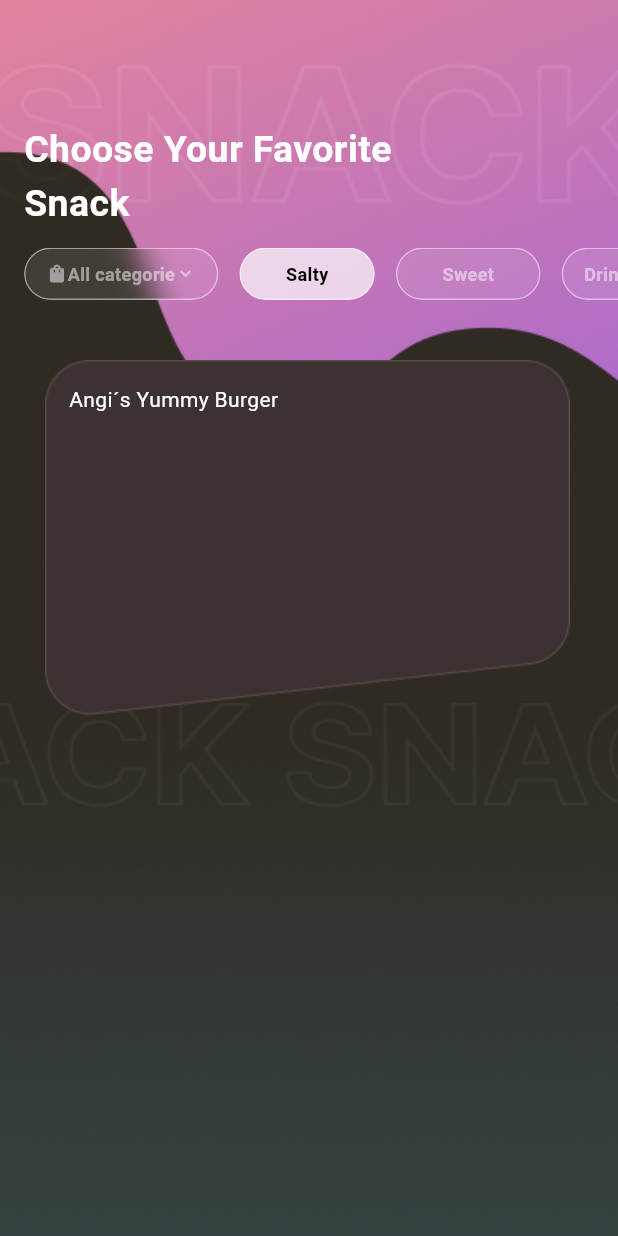
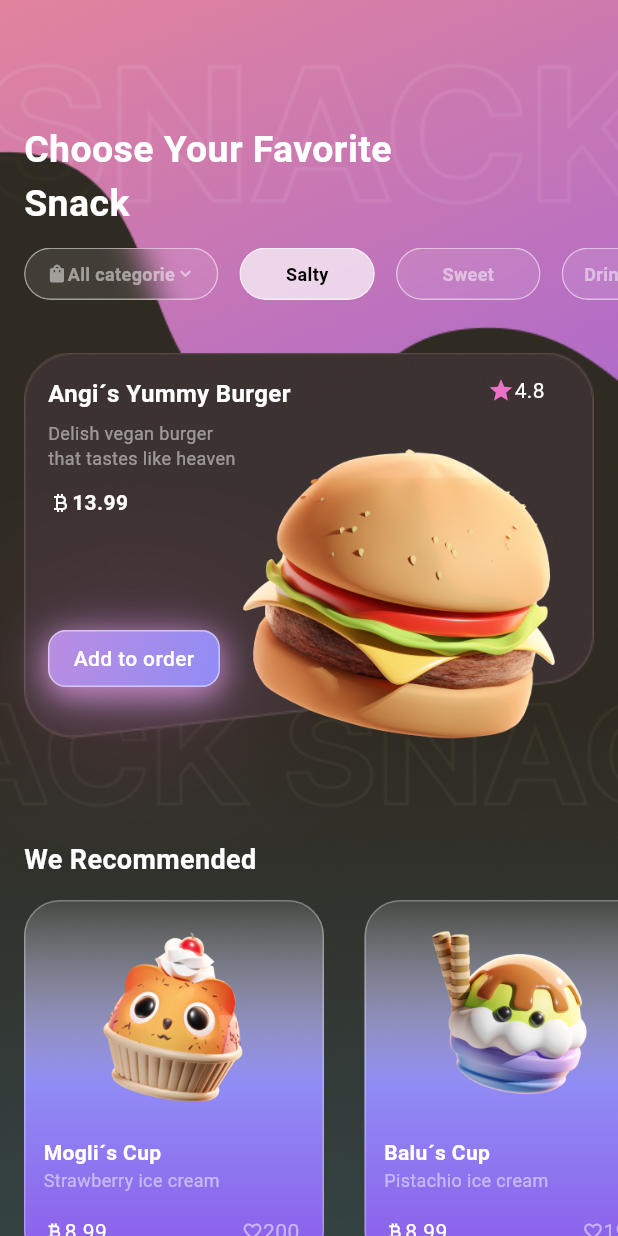
Before and after one commit to Nightmare240219871987/jp_app, a Flutter app: the screen it shows after launch, after a tap on "Order Now", on a phone screen of 412 x 824 dp. Run offline on Flutter 3.47's test engine with Material 3 defaults, Android fonts, the phone set to English and light mode, and no system bars.

Commit message:
Page 1 and 2 finished

```diff
--- a/lib/app_home.dart
+++ b/lib/app_home.dart
@@ -1,5 +1,4 @@
 import 'package:flutter/material.dart';
-//import 'package:jp_app/features/home_screen/presentation/home_screen.dart';
 import 'package:jp_app/features/start_screen/presentation/start_screen.dart';
 
 class MainApp extends StatelessWidget {
@@ -10,7 +9,7 @@ class MainApp extends StatelessWidget {
     return const MaterialApp(
       debugShowCheckedModeBanner: false,
       title: "JP App",
-      home: StartScreen(), //TODO: HomeScreen mit StartScreen austauschen
+      home: StartScreen(),
     );
   }
 }
--- /dev/null
+++ b/lib/features/home_screen/domain/violet_button.dart
@@ -0,0 +1,48 @@
+import 'package:flutter/material.dart';
+
+class VioletButton extends StatelessWidget {
+  final String content;
+  const VioletButton({super.key, required this.content});
+
+  @override
+  Widget build(BuildContext context) {
+    return GestureDetector(
+      onTap: () {},
+      child: Container(
+        decoration: BoxDecoration(
+          gradient: LinearGradient(
+            colors: [Color(0xFF908CF5), Color(0xFFBB8DE1)],
+            begin: Alignment.bottomRight,
+            end: Alignment.topLeft,
+          ),
+          border: BoxBorder.all(color: Colors.white.withValues(alpha: 0.5)),
+          borderRadius: BorderRadius.circular(12),
+          boxShadow: [
+            BoxShadow(
+              color: Color(0xFF9375B6).withValues(alpha: 1),
+              offset: Offset(0, 5),
+              blurRadius: 24,
+            ),
+            BoxShadow(
+              color: Color(0xFFFFACE4).withValues(alpha: 0.5),
+              offset: Offset(0, 5),
+              blurRadius: 15,
+            ),
+            BoxShadow(
+              color: Color(0xFFEA71C5).withValues(alpha: 0.5),
+              offset: Offset(0, 15),
+              blurRadius: 90,
+            ),
+          ],
+        ),
+        child: Padding(
+          padding: EdgeInsetsGeometry.symmetric(horizontal: 16, vertical: 8.0),
+          child: Text(
+            content,
+            style: TextStyle(color: Colors.white, fontWeight: FontWeight.w500),
+          ),
+        ),
+      ),
+    );
+  }
+}
--- /dev/null
+++ b/lib/features/home_screen/domain/violet_card.dart
@@ -0,0 +1,102 @@
+import 'package:flutter/material.dart';
+
+// ignore: must_be_immutable
+class VioletCard extends StatelessWidget {
+  Image image;
+  String title;
+  String content;
+  double price;
+  int likeCount;
+
+  VioletCard({
+    super.key,
+    required this.image,
+    required this.title,
+    required this.content,
+    required this.price,
+    required this.likeCount,
+  });
+
+  @override
+  Widget build(BuildContext context) {
+    return Container(
+      width: 200,
+      decoration: BoxDecoration(
+        gradient: LinearGradient(
+          colors: [
+            Colors.white.withValues(alpha: 0.1),
+            Color(0xFF908CF5),
+            Color(0xFF8C5BEA),
+          ],
+          begin: Alignment.topCenter,
+          end: Alignment.bottomCenter,
+        ),
+        borderRadius: BorderRadius.circular(24),
+        border: BoxBorder.all(color: Colors.white.withValues(alpha: 0.3)),
+      ),
+      child: Padding(
+        padding: const EdgeInsets.all(12.0),
+        child: Column(
+          crossAxisAlignment: CrossAxisAlignment.start,
+          children: [
+            Center(child: image),
+            Padding(
+              padding: const EdgeInsets.only(top: 16),
+              child: Text(
+                title,
+                style: TextStyle(
+                  color: Colors.white,
+                  fontWeight: FontWeight.bold,
+                ),
+                textAlign: TextAlign.left,
+              ),
+            ),
+            Text(
+              content,
+              style: TextStyle(
+                color: Colors.white.withValues(alpha: 0.5),
+                fontSize: 12,
+              ),
+            ),
+            Padding(
+              padding: const EdgeInsets.only(top: 16.0),
+              child: Row(
+                spacing: 90,
+                children: [
+                  Row(
+                    children: [
+                      Icon(
+                        Icons.currency_bitcoin,
+                        color: Colors.white,
+                        size: 14,
+                      ),
+                      Text(
+                        price.toString(),
+                        style: TextStyle(color: Colors.white),
+                      ),
+                    ],
+                  ),
+                  Row(
+                    children: [
+                      Icon(
+                        Icons.favorite_border_outlined,
+                        color: Colors.white.withValues(alpha: 0.5),
+                        size: 14,
+                      ),
+                      Text(
+                        likeCount.toString(),
+                        style: TextStyle(
+                          color: Colors.white.withValues(alpha: 0.5),
+                        ),
+                      ),
+                    ],
+                  ),
+                ],
+              ),
+            ),
+          ],
+        ),
+      ),
+    );
+  }
+}
--- a/lib/features/home_screen/presentation/home_screen.dart
+++ b/lib/features/home_screen/presentation/home_screen.dart
@@ -1,6 +1,7 @@
 import 'package:flutter/material.dart';
 import 'package:jp_app/features/home_screen/domain/glassy_button.dart';
-//import 'package:jp_app/features/home_screen/domain/glassy_button.dart';
+import 'package:jp_app/features/home_screen/domain/violet_button.dart';
+import 'package:jp_app/features/home_screen/domain/violet_card.dart';
 
 class HomeScreen extends StatelessWidget {
   const HomeScreen({super.key});
@@ -9,7 +10,6 @@ class HomeScreen extends StatelessWidget {
   Widget build(BuildContext context) {
     return Scaffold(
       body: Stack(
-        clipBehavior: Clip.none,
         fit: StackFit.expand,
         children: [
           Positioned.fill(
@@ -143,27 +143,125 @@ class HomeScreen extends StatelessWidget {
               ),
             ),
           ),
-
           Positioned(
-            left: 30,
-            right: 20,
-            top: 240,
-            child: Stack(
-              clipBehavior: Clip.none,
+            top: 235,
+            left: 16,
+            right: 16,
+            child: Image.asset(
+              "lib/common/assets/details/cut_card.png",
+              fit: BoxFit.fill,
+            ),
+          ),
+          Positioned(
+            left: 32,
+            top: 251,
+            child: Text(
+              "Angi´s Yummy Burger",
+              style: TextStyle(
+                color: Colors.white,
+                fontSize: 16,
+                fontWeight: FontWeight.bold,
+              ),
+            ),
+          ),
+          Positioned(
+            top: 280,
+            left: 32,
+            child: SizedBox(
+              width: 130,
+              child: Text(
+                "Delish vegan burger that tastes like heaven",
+                style: TextStyle(
+                  color: Colors.white.withValues(alpha: 0.5),
+                  fontSize: 12,
+                  fontWeight: FontWeight.w400,
+                ),
+              ),
+            ),
+          ),
+          Positioned(
+            top: 250,
+            left: 325,
+            child: Row(
               children: [
-                Positioned(
-                  //left: 5,
-                  child: Image.asset("lib/common/assets/details/cut_card.png"),
-                ),
-                Positioned(
-                  left: 16,
-                  top: 16,
-                  child: Text(
-                    "Angi´s Yummy Burger",
-                    style: TextStyle(color: Colors.white),
+                Icon(Icons.star, color: Color(0xFFEA71C5), size: 18),
+                Text("4.8", style: TextStyle(color: Colors.white)),
+              ],
+            ),
+          ),
+          Positioned(
+            top: 275,
+            left: 150,
+            child: Image.asset(
+              "lib/common/assets/grafiken/burger.png",
+              scale: 1.8,
+            ),
+          ),
+          Positioned(
+            left: 32,
+            top: 325,
+            child: Row(
+              children: [
+                Icon(Icons.currency_bitcoin, color: Colors.white, size: 16),
+                Text(
+                  "13.99",
+                  style: TextStyle(
+                    color: Colors.white,
+                    fontWeight: FontWeight.bold,
+                    fontSize: 14,
                   ),
                 ),
               ],
+            ),
+          ),
+          Positioned(
+            top: 420,
+            left: 32,
+            child: VioletButton(content: "Add to order"),
+          ),
+          Positioned(
+            left: 16,
+            top: 560,
+            child: Text(
+              "We Recommended",
+              style: TextStyle(
+                color: Colors.white,
+                fontSize: 18,
+                fontWeight: FontWeight.bold,
+              ),
+            ),
+          ),
+          Positioned(
+            right: 0,
+            left: 16,
+            top: 600,
+            child: SingleChildScrollView(
+              scrollDirection: Axis.horizontal,
+              child: Row(
+                spacing: 27,
+                children: [
+                  VioletCard(
+                    image: Image.asset(
+                      "lib/common/assets/grafiken/cupkake_cat.png",
+                      scale: 4,
+                    ),
+                    title: "Mogli´s Cup",
+                    content: "Strawberry ice cream",
+                    price: 8.99,
+                    likeCount: 200,
+                  ),
+                  VioletCard(
+                    image: Image.asset(
+                      "lib/common/assets/grafiken/icecream.png",
+                      scale: 4,
+                    ),
+                    title: "Balu´s Cup",
+                    content: "Pistachio ice cream",
+                    price: 8.99,
+                    likeCount: 199,
+                  ),
+                ],
+              ),
             ),
           ),
         ],
```
